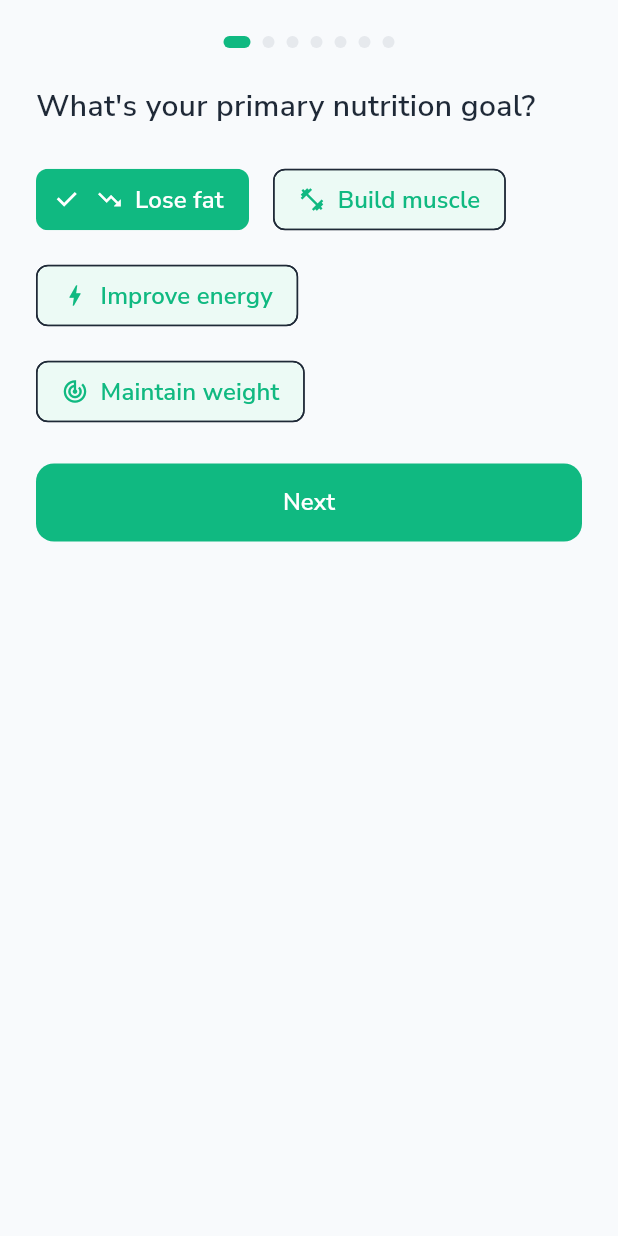
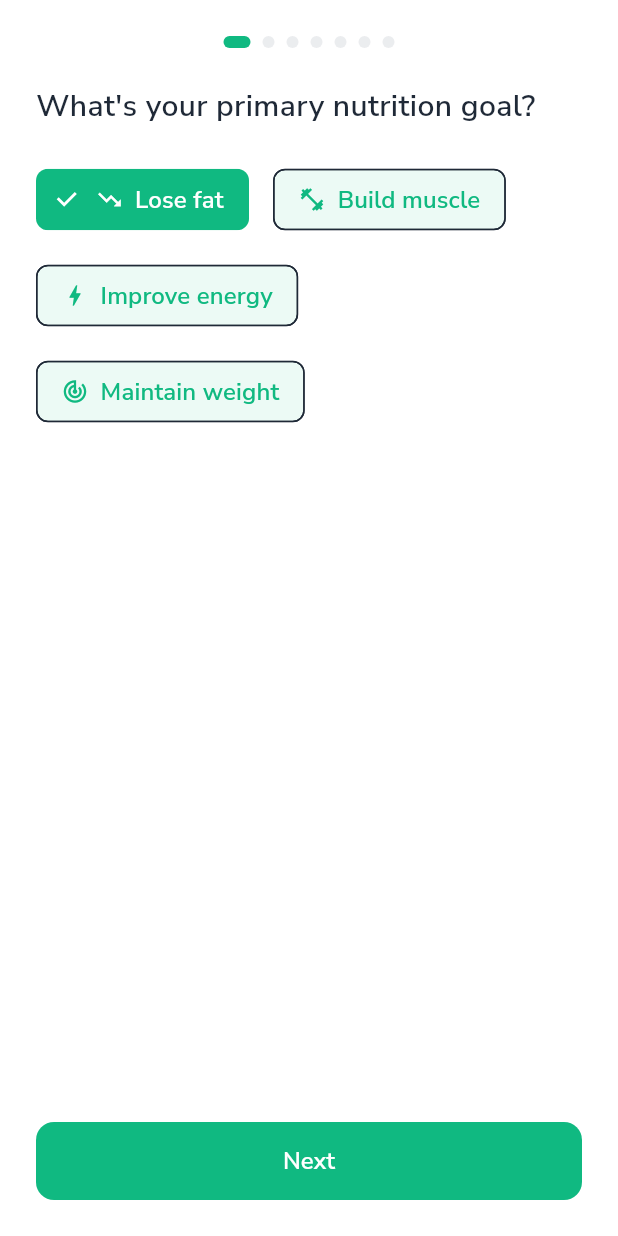
Before and after one commit to mahmoudal99/moctarnutrition, a Flutter app: the DietPlanSetupFlow screen opened directly with empty values, on a phone screen of 412 x 824 dp. Run offline on Flutter 3.47's test engine with Material 3 defaults, Android fonts, the phone set to English and light mode, and no system bars; our stand-ins replace cached_network_image, cloud_firestore, firebase_auth, firebase_core, firebase_storage, fl_chart and 10 more; accounts and stored records are empty; network calls fail; project files that could hold a hidden picture were left out.

```diff
--- a/lib/features/meal_prep/presentation/screens/meal_prep_screen.dart
+++ b/lib/features/meal_prep/presentation/screens/meal_prep_screen.dart
@@ -78,7 +78,10 @@ class _MealPrepScreenState extends State<MealPrepScreen> {
       MealPlanModel? firestoreMealPlan;
       if (mealPlanId != null) {
         // Try to fetch the meal plan from Firestore
-        final doc = await FirebaseFirestore.instance.collection('meal_plans').doc(mealPlanId).get();
+        final doc = await FirebaseFirestore.instance
+            .collection('meal_plans')
+            .doc(mealPlanId)
+            .get();
         if (doc.exists) {
           firestoreMealPlan = MealPlanModel.fromJson(doc.data()!);
         }
@@ -90,9 +93,11 @@ class _MealPrepScreenState extends State<MealPrepScreen> {
         });
         // Optionally cache to local storage
         await MealPlanStorageService.saveMealPlan(firestoreMealPlan);
-        final mealPlanProvider = Provider.of<MealPlanProvider>(context, listen: false);
+        final mealPlanProvider =
+            Provider.of<MealPlanProvider>(context, listen: false);
         mealPlanProvider.setMealPlan(firestoreMealPlan);
-        print('Loaded meal plan from Firestore:  [32m${firestoreMealPlan.title} [0m');
+        print(
+            'Loaded meal plan from Firestore:  [32m${firestoreMealPlan.title} [0m');
         return;
       }
       // Fallback: Load saved meal plan from local storage
@@ -102,12 +107,15 @@ class _MealPrepScreenState extends State<MealPrepScreen> {
           _currentMealPlan = savedMealPlan;
           _showDietSetup = false;
         });
-        final mealPlanProvider = Provider.of<MealPlanProvider>(context, listen: false);
+        final mealPlanProvider =
+            Provider.of<MealPlanProvider>(context, listen: false);
         mealPlanProvider.setMealPlan(savedMealPlan);
-        print('Loaded saved meal plan from local storage: ${savedMealPlan.title}');
+        print(
+            'Loaded saved meal plan from local storage: ${savedMealPlan.title}');
       }
       // Load saved diet preferences
-      final savedDietPreferences = await MealPlanStorageService.loadDietPreferences();
+      final savedDietPreferences =
+          await MealPlanStorageService.loadDietPreferences();
       if (savedDietPreferences != null) {
         setState(() {
           _dietPlanPreferences = savedDietPreferences;
@@ -368,7 +376,8 @@ class _MealPrepScreenState extends State<MealPrepScreen> {
             mainAxisAlignment: MainAxisAlignment.center,
             crossAxisAlignment: CrossAxisAlignment.center,
             children: [
-              Icon(Icons.hourglass_empty, size: 64, color: AppConstants.primaryColor),
+              Icon(Icons.hourglass_empty,
+                  size: 64, color: AppConstants.primaryColor),
               const SizedBox(height: AppConstants.spacingL),
               Text(
                 'Your meal plan will be ready shortly!',
@@ -378,7 +387,8 @@ class _MealPrepScreenState extends State<MealPrepScreen> {
               const SizedBox(height: AppConstants.spacingM),
               Text(
                 'Your personal trainer will prepare your AI-powered meal plan. You will receive a message when it is ready.',
-                style: AppTextStyles.bodyMedium.copyWith(color: AppConstants.textSecondary),
+                style: AppTextStyles.bodyMedium
+                    .copyWith(color: AppConstants.textSecondary),
                 textAlign: TextAlign.center,
               ),
             ],
@@ -1118,14 +1128,16 @@ enum MealFrequencyOption {
 class _CaloriesStep extends StatelessWidget {
   final int targetCalories;
   final ValueChanged<int> onChanged;
-  final VoidCallback onNext;
-  final VoidCallback onBack;
+  final VoidCallback? onNext;
+  final VoidCallback? onBack;
+
   const _CaloriesStep({
     required this.targetCalories,
     required this.onChanged,
     required this.onNext,
     required this.onBack,
   });
+
   @override
   Widget build(BuildContext context) {
     return Column(
@@ -1143,34 +1155,20 @@ class _CaloriesStep extends StatelessWidget {
         ),
         const SizedBox(height: AppConstants.spacingS),
         Text('$targetCalories calories per day',
-            style: AppTextStyles.bodyLarge.copyWith(fontWeight: FontWeight.bold), textAlign: TextAlign.center),
+            style:
+                AppTextStyles.bodyLarge.copyWith(fontWeight: FontWeight.bold),
+            textAlign: TextAlign.center),
         const SizedBox(height: AppConstants.spacingL),
-        Row(
-          children: [
-            Expanded(
-              child: OutlinedButton(
-                onPressed: onBack,
-                child: const Text('Back'),
-              ),
-            ),
-            const SizedBox(width: 12),
-            Expanded(
-              child: ElevatedButton(
-                onPressed: onNext,
-                child: const Text('Next'),
-              ),
-            ),
-          ],
-        ),
       ],
     );
   }
 }
 
+// 1. Refactor DietPlanSetupFlow to use Scaffold and bottomNavigationBar
 class DietPlanSetupFlow extends StatelessWidget {
   final int step;
-  final VoidCallback onNext;
-  final VoidCallback onBack;
+  final VoidCallback? onNext;
+  final VoidCallback? onBack;
   final NutritionGoal? selectedNutritionGoal;
   final ValueChanged<NutritionGoal> onSelectNutritionGoal;
   final List<String> preferredCuisines;
@@ -1189,14 +1187,14 @@ class DietPlanSetupFlow extends StatelessWidget {
   final TextEditingController favoriteController;
   final bool isPreviewLoading;
   final Map<String, List<String>> sampleDayPlan;
-  final VoidCallback onRegeneratePreview;
-  final VoidCallback onLooksGood;
-  final VoidCallback onCustomize;
+  final VoidCallback? onRegeneratePreview;
+  final VoidCallback? onLooksGood;
+  final VoidCallback? onCustomize;
   final bool weeklyRotation;
   final ValueChanged<bool> onToggleWeeklyRotation;
   final bool remindersEnabled;
   final ValueChanged<bool> onToggleReminders;
-  final VoidCallback onSavePlan;
+  final VoidCallback? onSavePlan;
   final UserPreferences? userPreferences;
   final int selectedDays;
   final int targetCalories;
@@ -1242,36 +1240,41 @@ class DietPlanSetupFlow extends StatelessWidget {
 
   @override
   Widget build(BuildContext context) {
-    return Padding(
-      padding: const EdgeInsets.symmetric(horizontal: AppConstants.spacingL),
-      child: Column(
-        crossAxisAlignment: CrossAxisAlignment.stretch,
-        children: [
-          const SizedBox(height: AppConstants.spacingL),
-          _ProgressDots(current: step, total: totalSteps),
-          const SizedBox(height: AppConstants.spacingL),
-          Expanded(
-            child: Padding(
-              padding: const EdgeInsets.only(bottom: AppConstants.spacingL),
-              child: _buildStepContent(context),
-            ),
-          ),
-        ],
-      ),
-    );
-  }
-
-  Widget _buildStepContent(BuildContext context) {
+    return Scaffold(
+      backgroundColor: Colors.transparent,
+      body: Padding(
+        padding: const EdgeInsets.symmetric(horizontal: AppConstants.spacingL),
+        child: Column(
+          crossAxisAlignment: CrossAxisAlignment.stretch,
+          children: [
+            const SizedBox(height: AppConstants.spacingL),
+            _ProgressDots(current: step, total: totalSteps),
+            const SizedBox(height: AppConstants.spacingL),
+            Expanded(
+              child: Padding(
+                padding: const EdgeInsets.only(bottom: AppConstants.spacingL),
+                child: _buildStepContent(context, withButtons: false),
+              ),
+            ),
+          ],
+        ),
+      ),
+      bottomNavigationBar: Padding(
+        padding: const EdgeInsets.fromLTRB(24, 0, 24, 24),
+        child: _buildNavBar(context),
+      ),
+    );
+  }
+
+  Widget _buildStepContent(BuildContext context, {bool withButtons = false}) {
     if (userPreferences == null) {
       return const Center(child: CircularProgressIndicator());
     }
-
     switch (step) {
       case 0:
         return _GoalSelectionStep(
           selected: selectedNutritionGoal,
           onSelect: onSelectNutritionGoal,
-          onNext: onNext,
         );
       case 1:
         return _FoodPreferencesStep(
@@ -1287,39 +1290,124 @@ class DietPlanSetupFlow extends StatelessWidget {
           cuisineController: cuisineController,
           avoidController: avoidController,
           favoriteController: favoriteController,
-          onNext: onNext,
         );
       case 2:
         return _MealFrequencyStep(
           selected: mealFrequency,
           onSelect: onSelectMealFrequency,
-          onNext: onNext,
         );
       case 3:
         return _CaloriesStep(
           targetCalories: targetCalories,
           onChanged: onTargetCaloriesChanged,
-          onNext: onNext,
-          onBack: onBack,
+          onNext: null,
+          onBack: null,
         );
       case 4:
-        return _PersonalizationConfirmationStep(
-          onLooksGood: onNext,
-          onCustomize: onCustomize,
-        );
+        return _PersonalizationConfirmationStep();
       case 5:
         return _PlanDurationStep(
           weeklyRotation: weeklyRotation,
           onToggleWeeklyRotation: onToggleWeeklyRotation,
           remindersEnabled: remindersEnabled,
           onToggleReminders: onToggleReminders,
-          onNext: onNext,
         );
       case 6:
         return _FinalReviewStep(
           userPreferences: userPreferences!,
           selectedDays: selectedDays,
-          onSavePlan: onSavePlan,
+        );
+      default:
+        return const SizedBox.shrink();
+    }
+  }
+
+  Widget _buildNavBar(BuildContext context) {
+    switch (step) {
+      case 0:
+        return SizedBox(
+          width: double.infinity,
+          height: 52,
+          child: CustomButton(
+            text: 'Next',
+            onPressed: selectedNutritionGoal != null ? onNext : null,
+          ),
+        );
+      case 1:
+        return SizedBox(
+          width: double.infinity,
+          height: 52,
+          child: CustomButton(
+            text: 'Next',
+            onPressed: onNext,
+          ),
+        );
+      case 2:
+        return SizedBox(
+          width: double.infinity,
+          height: 52,
+          child: CustomButton(
+            text: 'Next',
+            onPressed: mealFrequency != null ? onNext : null,
+          ),
+        );
+      case 3:
+        return Row(
+          children: [
+            Expanded(
+              child: OutlinedButton(
+                onPressed: onBack,
+                child: const Text('Back'),
+              ),
+            ),
+            const SizedBox(width: 12),
+            Expanded(
+              child: ElevatedButton(
+                onPressed: onNext,
+                child: const Text('Next'),
+              ),
+            ),
+          ],
+        );
+      case 4:
+        return Row(
+          children: [
+            Expanded(
+              child: CustomButton(
+                text: 'Looks good',
+                onPressed: onNext,
+                icon: Icons.check_circle,
+              ),
+            ),
+            const SizedBox(width: 12),
+            Expanded(
+              child: CustomButton(
+                text: 'Customize',
+                onPressed: onCustomize,
+                icon: Icons.edit,
+              ),
+            ),
+          ],
+        );
+      case 5:
+        return SizedBox(
+          width: double.infinity,
+          height: 52,
+          child: CustomButton(
+            text: 'Next',
+            onPressed: onNext,
+            icon: Icons.arrow_forward,
+          ),
+        );
+      case 6:
+        return SizedBox(
+          width: double.infinity,
+          height: 52,
+          child: CustomButton(
+            text: 'Save Plan',
+            onPressed: onSavePlan,
+            icon: Icons.save,
+          ),
         );
       default:
         return const SizedBox.shrink();
@@ -1365,15 +1453,14 @@ class _ProgressDots extends StatelessWidget {
   }
 }
 
+// 1. Remove navigation buttons from step widgets
 class _GoalSelectionStep extends StatelessWidget {
   final NutritionGoal? selected;
   final ValueChanged<NutritionGoal> onSelect;
-  final VoidCallback onNext;
 
   const _GoalSelectionStep({
     required this.selected,
     required this.onSelect,
-    required this.onNext,
   });
 
   @override
@@ -1418,19 +1505,12 @@ class _GoalSelectionStep extends StatelessWidget {
           }).toList(),
         ),
         const SizedBox(height: AppConstants.spacingL),
-        SizedBox(
-          width: double.infinity,
-          height: 52,
-          child: CustomButton(
-            text: 'Next',
-            onPressed: selected != null ? onNext : null,
-          ),
-        ),
       ],
     );
   }
 }
 
+// _FoodPreferencesStep
 class _FoodPreferencesStep extends StatelessWidget {
   final List<String> preferredCuisines;
   final ValueChanged<String> onAddCuisine;
@@ -1444,7 +1524,7 @@ class _FoodPreferencesStep extends StatelessWidget {
   final TextEditingController cuisineController;
   final TextEditingController avoidController;
   final TextEditingController favoriteController;
-  final VoidCallback onNext;
+  final VoidCallback? onNext;
 
   const _FoodPreferencesStep({
     required this.preferredCuisines,
@@ -1459,7 +1539,7 @@ class _FoodPreferencesStep extends StatelessWidget {
     required this.cuisineController,
     required this.avoidController,
     required this.favoriteController,
-    required this.onNext,
+    this.onNext,
   });
 
   @override
@@ -1501,14 +1581,6 @@ class _FoodPreferencesStep extends StatelessWidget {
             onRemove: onRemoveFavorite,
           ),
           const SizedBox(height: AppConstants.spacingL),
-          SizedBox(
-            width: double.infinity,
-            height: 52,
-            child: CustomButton(
-              text: 'Next',
-              onPressed: onNext,
-            ),
-          ),
         ],
       ),
     );
@@ -1582,12 +1654,12 @@ class _FoodPreferencesStep extends StatelessWidget {
 class _MealFrequencyStep extends StatelessWidget {
   final MealFrequencyOption? selected;
   final ValueChanged<MealFrequencyOption> onSelect;
-  final VoidCallback onNext;
+  final VoidCallback? onNext;
 
   const _MealFrequencyStep({
     required this.selected,
     required this.onSelect,
-    required this.onNext,
+    this.onNext,
   });
 
   @override
@@ -1626,14 +1698,6 @@ class _MealFrequencyStep extends StatelessWidget {
           ],
         ),
         const SizedBox(height: AppConstants.spacingL),
-        SizedBox(
-          width: double.infinity,
-          height: 52,
-          child: CustomButton(
-            text: 'Next',
-            onPressed: selected != null ? onNext : null,
-          ),
-        ),
       ],
     );
   }
@@ -1690,12 +1754,12 @@ class _MealFrequencyStep extends StatelessWidget {
 }
 
 class _PersonalizationConfirmationStep extends StatelessWidget {
-  final VoidCallback onLooksGood;
-  final VoidCallback onCustomize;
+  final VoidCallback? onLooksGood;
+  final VoidCallback? onCustomize;
 
   const _PersonalizationConfirmationStep({
-    required this.onLooksGood,
-    required this.onCustomize,
+    this.onLooksGood,
+    this.onCustomize,
   });
 
   @override
@@ -1709,25 +1773,6 @@ class _PersonalizationConfirmationStep extends StatelessWidget {
           Text('Would you like to proceed or further customize your plan?',
               style: AppTextStyles.bodyMedium),
           const SizedBox(height: AppConstants.spacingL),
-          Row(
-            children: [
-              Expanded(
-                child: CustomButton(
-                  text: 'Looks good',
-                  onPressed: onLooksGood,
-                  icon: Icons.check_circle,
-                ),
-              ),
-              const SizedBox(width: 12),
-              Expanded(
-                child: CustomButton(
-                  text: 'Customize',
-                  onPressed: onCustomize,
-                  icon: Icons.edit,
-                ),
-              ),
-            ],
-          ),
         ],
       ),
     );
@@ -1739,14 +1784,14 @@ class _PlanDurationStep extends StatelessWidget {
   final ValueChanged<bool> onToggleWeeklyRotation;
   final bool remindersEnabled;
   final ValueChanged<bool> onToggleReminders;
-  final VoidCallback onNext;
+  final VoidCallback? onNext;
 
   const _PlanDurationStep({
     required this.weeklyRotation,
     required this.onToggleWeeklyRotation,
     required this.remindersEnabled,
     required this.onToggleReminders,
-    required this.onNext,
+    this.onNext,
   });
 
   @override
@@ -1858,15 +1903,6 @@ class _PlanDurationStep extends StatelessWidget {
             ],
           ),
           const SizedBox(height: AppConstants.spacingL),
-          SizedBox(
-            width: double.infinity,
-            height: 52,
-            child: CustomButton(
-              text: 'Next',
-              onPressed: onNext,
-              icon: Icons.arrow_forward,
-            ),
-          ),
         ],
       ),
     );
@@ -1876,12 +1912,12 @@ class _PlanDurationStep extends StatelessWidget {
 class _FinalReviewStep extends StatelessWidget {
   final UserPreferences userPreferences;
   final int selectedDays;
-  final VoidCallback onSavePlan;
+  final VoidCallback? onSavePlan;
 
   const _FinalReviewStep({
     required this.userPreferences,
     required this.selectedDays,
-    required this.onSavePlan,
+    this.onSavePlan,
   });
 
   String _fitnessGoalName(FitnessGoal goal) {
@@ -1979,16 +2015,6 @@ class _FinalReviewStep extends StatelessWidget {
                 ),
               ),
               const SizedBox(height: AppConstants.spacingXL),
-              SizedBox(
-                width: double.infinity,
-                height: 52,
-                child: CustomButton(
-                  text: 'Save Plan',
-                  onPressed: onSavePlan,
-                  icon: Icons.save,
-                ),
-              ),
-              const SizedBox(height: AppConstants.spacingXL),
             ],
           ),
         ),
```
